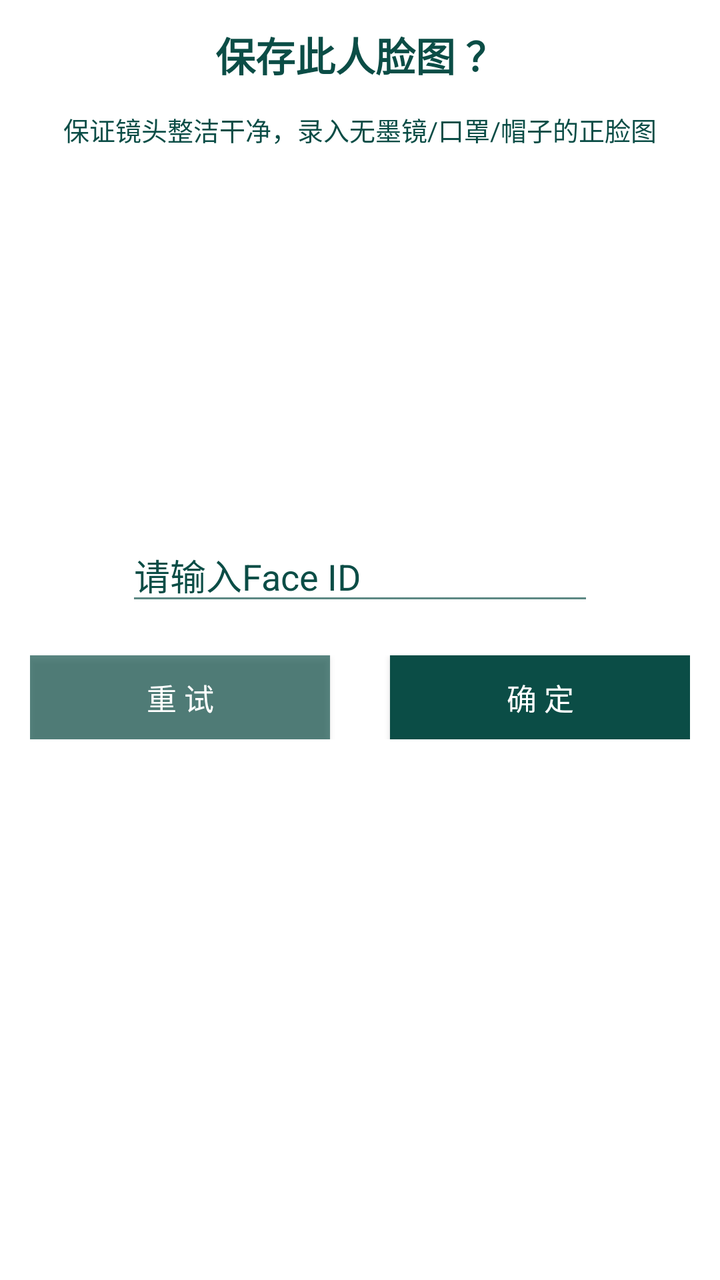
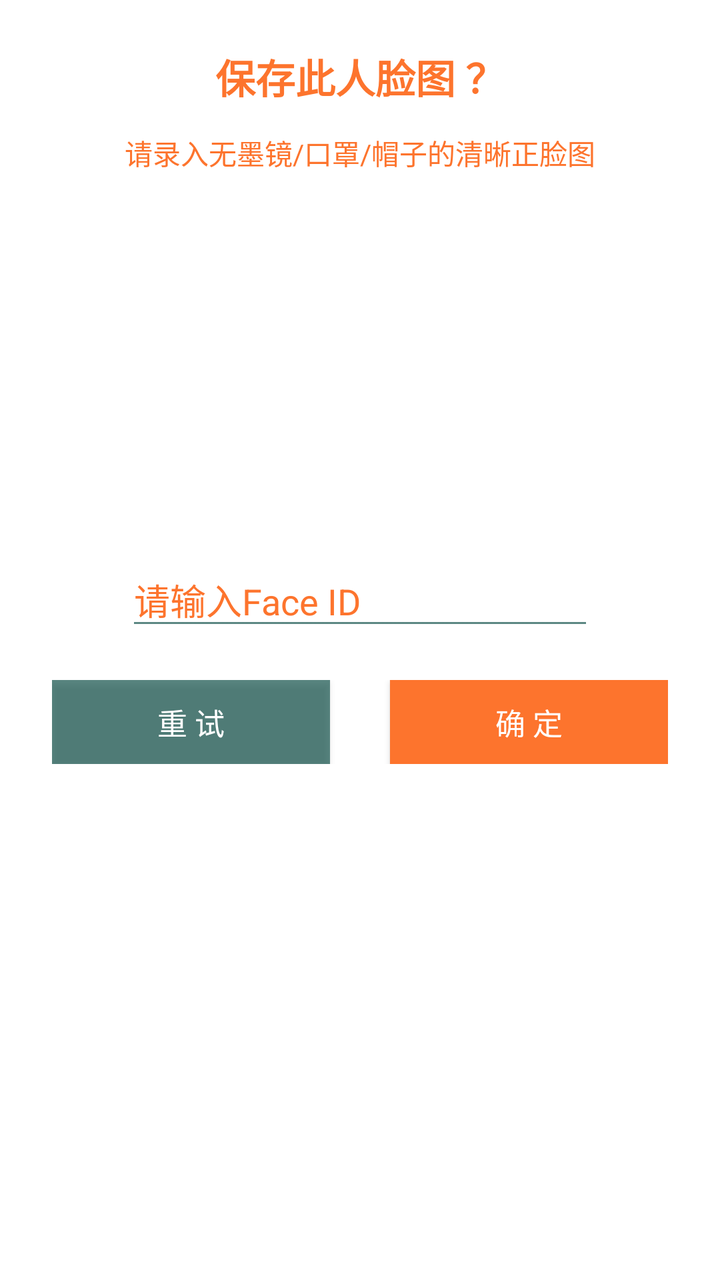

Screens rendered from an Android XML layout before and after an edit, with the pre-edit source and the edit as a unified diff.
<!-- AndroidManifest.xml: another module's application theme AppTheme -->
<!-- res/layout/dialog_confirm_base.xml -->
<?xml version="1.0" encoding="utf-8"?>
<LinearLayout xmlns:android="http://schemas.android.com/apk/res/android"
    android:layout_width="match_parent"
    android:layout_height="wrap_content"
    android:background="@color/white"
    android:orientation="vertical">

    <androidx.core.widget.NestedScrollView
        android:layout_width="match_parent"
        android:layout_height="match_parent">

        <LinearLayout
            android:layout_width="match_parent"
            android:layout_height="wrap_content"
            android:orientation="vertical">

            <TextView
                android:id="@+id/textView"
                android:layout_width="match_parent"
                android:layout_height="55dp"
                android:background="@color/white"
                android:gravity="center"
                android:text="保存此人脸图 ？"
                android:textColor="@color/face_lib_main_color"
                android:textStyle="bold"
                android:textSize="20sp" />

            <TextView
                android:id="@+id/textView2"
                android:layout_width="match_parent"
                android:layout_height="wrap_content"
                android:background="@color/white"
                android:gravity="center"
                android:layout_marginLeft="15dp"
                android:layout_marginRight="15dp"
                android:text="保证镜头整洁干净，录入无墨镜/口罩/帽子的正脸图"
                android:textColor="@color/face_lib_main_color"
                android:textSize="13sp" />


            <ImageView
                android:id="@+id/preview"
                android:layout_gravity="center"
                android:layout_marginTop="15dp"
                android:layout_marginBottom="20dp"
                android:layout_width="155dp"
                android:layout_height="155dp"/>


            <EditText
                android:id="@+id/edit_text"
                android:layout_width="234dp"
                android:layout_height="wrap_content"
                android:hint="请输入Face ID"
                android:layout_gravity="center"
                android:theme="@style/MyEditText"
                android:layout_marginBottom="20dp"
                android:textColorHint="@color/face_lib_main_color"
                android:textColor="@color/green"
                android:focusable="true"
                android:singleLine="true"
                android:focusableInTouchMode="true"
                />


            <LinearLayout
                android:layout_width="match_parent"
                android:layout_height="wrap_content"
                android:layout_marginBottom="15dp"
                android:orientation="horizontal"
                android:paddingLeft="15dp"
                android:paddingRight="15dp">

                <Button
                    android:id="@+id/btn_cancel"
                    android:layout_width="0dp"
                    android:layout_height="42dp"
                    android:layout_marginEnd="15dp"
                    android:layout_weight="1"
                    android:background="@color/blue_sky"
                    android:text="重 试"
                    android:textColor="@color/white"
                    android:textSize="15sp" />

                <Button
                    android:id="@+id/btn_ok"
                    android:layout_width="0dp"
                    android:layout_height="42dp"
                    android:layout_weight="1"
                    android:layout_marginStart="15dp"
                    android:background="@color/face_lib_main_color"
                    android:text="确 定"
                    android:textColor="@color/white"
                    android:textSize="15sp" />

            </LinearLayout>

        </LinearLayout>

    </androidx.core.widget.NestedScrollView>

</LinearLayout>
<!-- resources referenced by this layout -->
<resources>
  <color name="blue_sky">#AA0B4D46</color>
  <color name="face_lib_main_color">#0B4D46</color>
  <color name="green">#4CDF52</color>
  <color name="white">#FFFFFFFF</color>
  <style name="MyEditText" parent="Theme.AppCompat.Light">
          <item name="colorControlNormal">@color/blue_sky</item>
          <item name="colorControlActivated">@color/green</item>
      </style>
  <style name="AppTheme" parent="Theme.AppCompat.DayNight.NoActionBar">
          
          <item name="colorControlNormal">@color/white</item>
          <item name="colorPrimaryDark">@color/face_lib_main_color</item>
          <item name="colorPrimary">@color/face_lib_main_color</item>
          <item name="colorAccent">@color/face_lib_main_color</item>
          <item name="buttonBarPositiveButtonStyle">@style/positiveBtnStyle</item>
          <item name="buttonBarNegativeButtonStyle">@style/negativeBtnStyle</item>
      </style>
  <style name="positiveBtnStyle" parent="Widget.AppCompat.Button.ButtonBar.AlertDialog">
          <item name="android:textColor">@color/green</item>
      </style>
  <style name="negativeBtnStyle" parent="Widget.AppCompat.Button.ButtonBar.AlertDialog">
          <item name="android:textColor">@color/red</item>
      </style>
  <color name="red">#E91E63</color>
</resources>

<!-- the commit's change to res/layout/dialog_confirm_base.xml (unified diff, before → after) -->
@@ -12,6 +12,7 @@
         <LinearLayout
             android:layout_width="match_parent"
             android:layout_height="wrap_content"
+            android:padding="11dp"
             android:orientation="vertical">
 
             <TextView
@@ -33,9 +34,9 @@
                 android:gravity="center"
                 android:layout_marginLeft="15dp"
                 android:layout_marginRight="15dp"
-                android:text="保证镜头整洁干净，录入无墨镜/口罩/帽子的正脸图"
+                android:text="请录入无墨镜/口罩/帽子的清晰正脸图"
                 android:textColor="@color/face_lib_main_color"
-                android:textSize="13sp" />
+                android:textSize="14sp" />
 
 
             <ImageView
<!-- resource entries referenced after the edit -->
@@ -1,7 +1,7 @@
 <!-- resources referenced by this layout -->
 <resources>
   <color name="blue_sky">#AA0B4D46</color>
-  <color name="face_lib_main_color">#0B4D46</color>
+  <color name="face_lib_main_color">#FD742D</color>
   <color name="green">#4CDF52</color>
   <color name="white">#FFFFFFFF</color>
   <style name="MyEditText" parent="Theme.AppCompat.Light">
